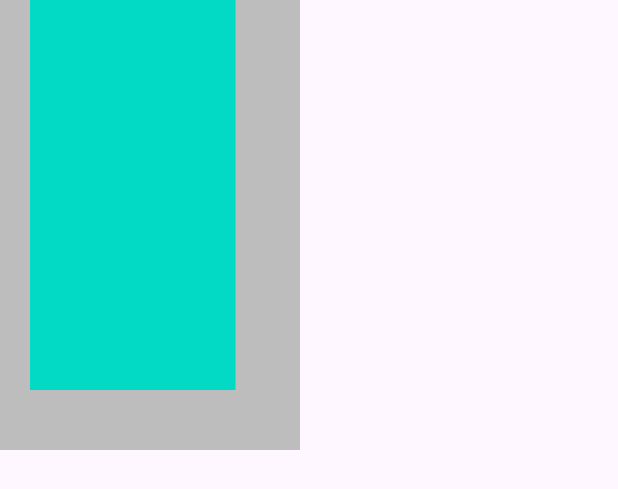
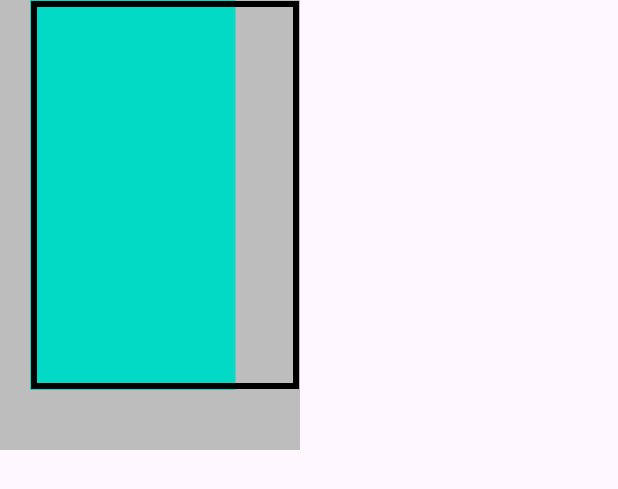
Before and after one commit to Tequhella/M2TmdbApp2025, an Android app: the layout sample_score_gauge_view.xml on its own in the app's theme, with its tools: preview values and no code run, on a phone screen of 412 x 824 dp. Shown: the top 489 px of the screen. Run offline under Robolectric (Android 15) with nearby library versions, the phone set to English and light mode, and no system bars.

```diff
--- a/app/src/main/java/com/example/m2tmdbapp2025/ScoreGaugeView.kt
+++ b/app/src/main/java/com/example/m2tmdbapp2025/ScoreGaugeView.kt
@@ -35,6 +35,9 @@ class ScoreGaugeView @JvmOverloads constructor(
     // compute dimensions to be used for drawing text
     private val fontMetrics = paint.fontMetrics
     private val textHeight = abs(paint.fontMetrics.ascent + fontMetrics.descent)
+
+    //  stroke width for rectangles
+    private val so = 4f
 
     init {
         val typedArray = context.obtainStyledAttributes(attrs, R.styleable.ScoreGaugeView)
@@ -95,6 +98,18 @@ class ScoreGaugeView @JvmOverloads constructor(
             height.toFloat() - paddingBottom,
             paint)
 
+        // Draw stroke on main rectangle
+        paint.style= Paint.Style.STROKE
+        paint.strokeWidth = so * 1.5f
+        paint.color= Color.BLACK
+        canvas.drawRect(
+            paddingLeft.toFloat() + so,
+            paddingTop.toFloat() + so,
+            width.toFloat() - paddingRight - so,
+            height.toFloat() - paddingBottom - so,
+            paint)
+
+
     }
 
 }
```
